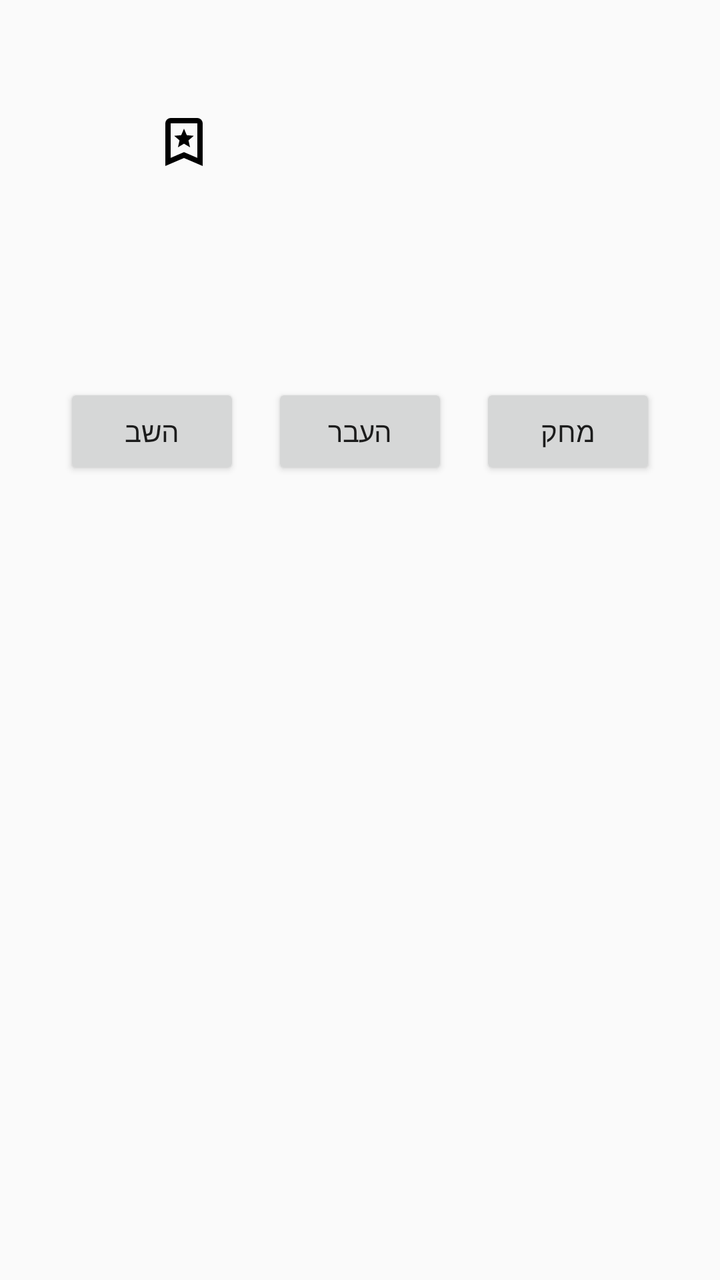
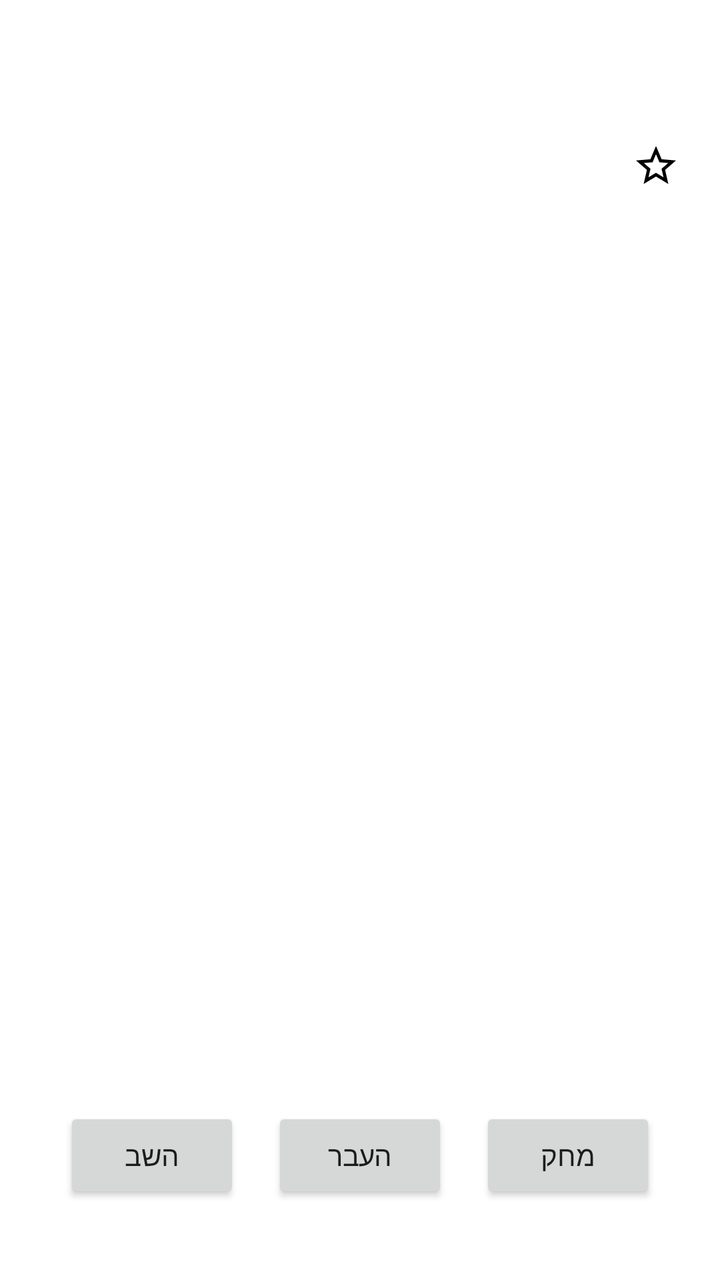

Compare the two renders of this Android layout. The source of the first and the diff that turns it into the second are given below.
<!-- AndroidManifest.xml: application theme Theme.Project5 -->
<!-- res/layout/activity_mail_detail.xml -->
<ScrollView xmlns:android="http://schemas.android.com/apk/res/android"
    android:layout_width="match_parent"
    android:layout_height="match_parent">

    <LinearLayout
        android:orientation="vertical"
        android:padding="16dp"
        android:layout_width="match_parent"
        android:layout_height="wrap_content">

        <TextView
            android:id="@+id/tvSubject"
            android:textSize="20sp"
            android:textStyle="bold"
            android:layout_width="wrap_content"
            android:layout_height="wrap_content" />

        <LinearLayout
            android:orientation="horizontal"
            android:gravity="center_vertical"
            android:layout_width="match_parent"
            android:layout_height="wrap_content"
            android:layout_marginTop="12dp">

            <FrameLayout
                android:layout_width="48dp"
                android:layout_height="48dp">

                <ImageView
                    android:id="@+id/ivAvatar"
                    android:layout_width="match_parent"
                    android:layout_height="match_parent"
                    android:background="@drawable/circle_mask" />

                <TextView
                    android:id="@+id/tvAvatarLetter"
                    android:layout_gravity="center"
                    android:textSize="20sp"
                    android:textStyle="bold"
                    android:textColor="#FFFFFF"
                    android:layout_width="wrap_content"
                    android:layout_height="wrap_content"/>
            </FrameLayout>

            <LinearLayout
                android:orientation="vertical"
                android:layout_marginStart="12dp"
                android:layout_width="wrap_content"
                android:layout_height="wrap_content">

                <TextView
                    android:id="@+id/tvSenderName"
                    android:textSize="16sp"
                    android:layout_width="wrap_content"
                    android:layout_height="wrap_content"/>

                <TextView
                    android:id="@+id/tvSenderEmail"
                    android:textSize="14sp"
                    android:textColor="#666"
                    android:layout_width="wrap_content"
                    android:layout_height="wrap_content"/>
            </LinearLayout>

            <ImageView
                android:id="@+id/ivStar"
                android:layout_width="32dp"
                android:layout_height="32dp"
                android:layout_gravity="end"
                android:src="@drawable/ic_star" />
        </LinearLayout>

        <TextView
            android:id="@+id/tvDate"
            android:textSize="14sp"
            android:textColor="#888"
            android:layout_marginTop="8dp"
            android:layout_width="wrap_content"
            android:layout_height="wrap_content"/>

        <TextView
            android:id="@+id/tvBody"
            android:textSize="16sp"
            android:layout_marginTop="16dp"
            android:layout_width="wrap_content"
            android:layout_height="wrap_content"/>

        <LinearLayout
            android:orientation="horizontal"
            android:layout_marginTop="16dp"
            android:gravity="center"
            android:layout_width="match_parent"
            android:layout_height="wrap_content">

            <Button
                android:id="@+id/btnReply"
                android:text="השב"
                android:layout_margin="8dp"
                android:layout_width="wrap_content"
                android:layout_height="wrap_content"/>

            <Button
                android:id="@+id/btnForward"
                android:text="העבר"
                android:layout_margin="8dp"
                android:layout_width="wrap_content"
                android:layout_height="wrap_content"/>

            <Button
                android:id="@+id/btnDelete"
                android:text="מחק"
                android:layout_margin="8dp"
                android:layout_width="wrap_content"
                android:layout_height="wrap_content"/>
        </LinearLayout>
    </LinearLayout>
</ScrollView>
<!-- resources referenced by this layout -->
<resources>
  <!-- drawable circle_mask (drawable) -->
  <?xml version="1.0" encoding="utf-8"?>
  <shape xmlns:android="http://schemas.android.com/apk/res/android"
      android:shape="oval">
      <solid android:color="@android:color/transparent"/>
  </shape>
  <!-- drawable ic_star (drawable) -->
  <vector xmlns:android="http://schemas.android.com/apk/res/android" android:height="24dp" android:tint="#000000" android:viewportHeight="960" android:viewportWidth="960" android:width="24dp">
        
      <path android:fillColor="@android:color/white" android:pathData="M389,560L480,505L571,560L547,456L627,387L522,378L480,280L438,378L333,387L413,456L389,560ZM200,840L200,200Q200,167 223.5,143.5Q247,120 280,120L680,120Q713,120 736.5,143.5Q760,167 760,200L760,840L480,720L200,840ZM280,718L480,632L680,718L680,200Q680,200 680,200Q680,200 680,200L280,200Q280,200 280,200Q280,200 280,200L280,718ZM280,200L280,200Q280,200 280,200Q280,200 280,200L680,200Q680,200 680,200Q680,200 680,200L680,200L480,200L280,200Z"/>
      
  </vector>
  <style name="Theme.Project5" parent="Theme.AppCompat.Light.NoActionBar" />
</resources>

<!-- the commit's change to res/layout/activity_mail_detail.xml (unified diff, before → after) -->
@@ -1,6 +1,7 @@
 <ScrollView xmlns:android="http://schemas.android.com/apk/res/android"
     android:layout_width="match_parent"
-    android:layout_height="match_parent">
+    android:layout_height="match_parent"
+    android:background="#FFFFFF">
 
     <LinearLayout
         android:orientation="vertical"
@@ -12,6 +13,7 @@
             android:id="@+id/tvSubject"
             android:textSize="20sp"
             android:textStyle="bold"
+            android:textColor="#000000"
             android:layout_width="wrap_content"
             android:layout_height="wrap_content" />
 
@@ -23,19 +25,20 @@
             android:layout_marginTop="12dp">
 
             <FrameLayout
-                android:layout_width="48dp"
-                android:layout_height="48dp">
+                android:layout_width="56dp"
+                android:layout_height="56dp">
 
                 <ImageView
                     android:id="@+id/ivAvatar"
                     android:layout_width="match_parent"
                     android:layout_height="match_parent"
+                    android:scaleType="centerCrop"
                     android:background="@drawable/circle_mask" />
 
                 <TextView
                     android:id="@+id/tvAvatarLetter"
                     android:layout_gravity="center"
-                    android:textSize="20sp"
+                    android:textSize="22sp"
                     android:textStyle="bold"
                     android:textColor="#FFFFFF"
                     android:layout_width="wrap_content"
@@ -45,19 +48,21 @@
             <LinearLayout
                 android:orientation="vertical"
                 android:layout_marginStart="12dp"
-                android:layout_width="wrap_content"
-                android:layout_height="wrap_content">
+                android:layout_width="0dp"
+                android:layout_height="wrap_content"
+                android:layout_weight="1">
 
                 <TextView
                     android:id="@+id/tvSenderName"
                     android:textSize="16sp"
+                    android:textColor="#000000"
                     android:layout_width="wrap_content"
                     android:layout_height="wrap_content"/>
 
                 <TextView
                     android:id="@+id/tvSenderEmail"
                     android:textSize="14sp"
-                    android:textColor="#666"
+                    android:textColor="#666666"
                     android:layout_width="wrap_content"
                     android:layout_height="wrap_content"/>
             </LinearLayout>
@@ -66,14 +71,15 @@
                 android:id="@+id/ivStar"
                 android:layout_width="32dp"
                 android:layout_height="32dp"
-                android:layout_gravity="end"
-                android:src="@drawable/ic_star" />
+                android:layout_gravity=""
+                android:padding="4dp"
+                android:src="@drawable/ic_star_border" />
         </LinearLayout>
 
         <TextView
             android:id="@+id/tvDate"
             android:textSize="14sp"
-            android:textColor="#888"
+            android:textColor="#888888"
             android:layout_marginTop="8dp"
             android:layout_width="wrap_content"
             android:layout_height="wrap_content"/>
@@ -81,13 +87,14 @@
         <TextView
             android:id="@+id/tvBody"
             android:textSize="16sp"
+            android:textColor="#000000"
             android:layout_marginTop="16dp"
             android:layout_width="wrap_content"
             android:layout_height="wrap_content"/>
 
         <LinearLayout
             android:orientation="horizontal"
-            android:layout_marginTop="16dp"
+            android:layout_marginTop="370dp"
             android:gravity="center"
             android:layout_width="match_parent"
             android:layout_height="wrap_content">
<!-- resource entries referenced after the edit -->
@@ -6,10 +6,10 @@
       android:shape="oval">
       <solid android:color="@android:color/transparent"/>
   </shape>
-  <!-- drawable ic_star (drawable) -->
-  <vector xmlns:android="http://schemas.android.com/apk/res/android" android:height="24dp" android:tint="#000000" android:viewportHeight="960" android:viewportWidth="960" android:width="24dp">
+  <!-- drawable ic_star_border (drawable) -->
+  <vector xmlns:android="http://schemas.android.com/apk/res/android" android:height="24dp" android:tint="#000000" android:viewportHeight="24" android:viewportWidth="24" android:width="24dp">
         
-      <path android:fillColor="@android:color/white" android:pathData="M389,560L480,505L571,560L547,456L627,387L522,378L480,280L438,378L333,387L413,456L389,560ZM200,840L200,200Q200,167 223.5,143.5Q247,120 280,120L680,120Q713,120 736.5,143.5Q760,167 760,200L760,840L480,720L200,840ZM280,718L480,632L680,718L680,200Q680,200 680,200Q680,200 680,200L280,200Q280,200 280,200Q280,200 280,200L280,718ZM280,200L280,200Q280,200 280,200Q280,200 280,200L680,200Q680,200 680,200Q680,200 680,200L680,200L480,200L280,200Z"/>
+      <path android:fillColor="@android:color/white" android:pathData="M22,9.24l-7.19,-0.62L12,2 9.19,8.63 2,9.24l5.46,4.73L5.82,21 12,17.27 18.18,21l-1.63,-7.03L22,9.24zM12,15.4l-3.76,2.27 1,-4.28 -3.32,-2.88 4.38,-0.38L12,6.1l1.71,4.04 4.38,0.38 -3.32,2.88 1,4.28L12,15.4z"/>
       
   </vector>
   <style name="Theme.Project5" parent="Theme.AppCompat.Light.NoActionBar" />
